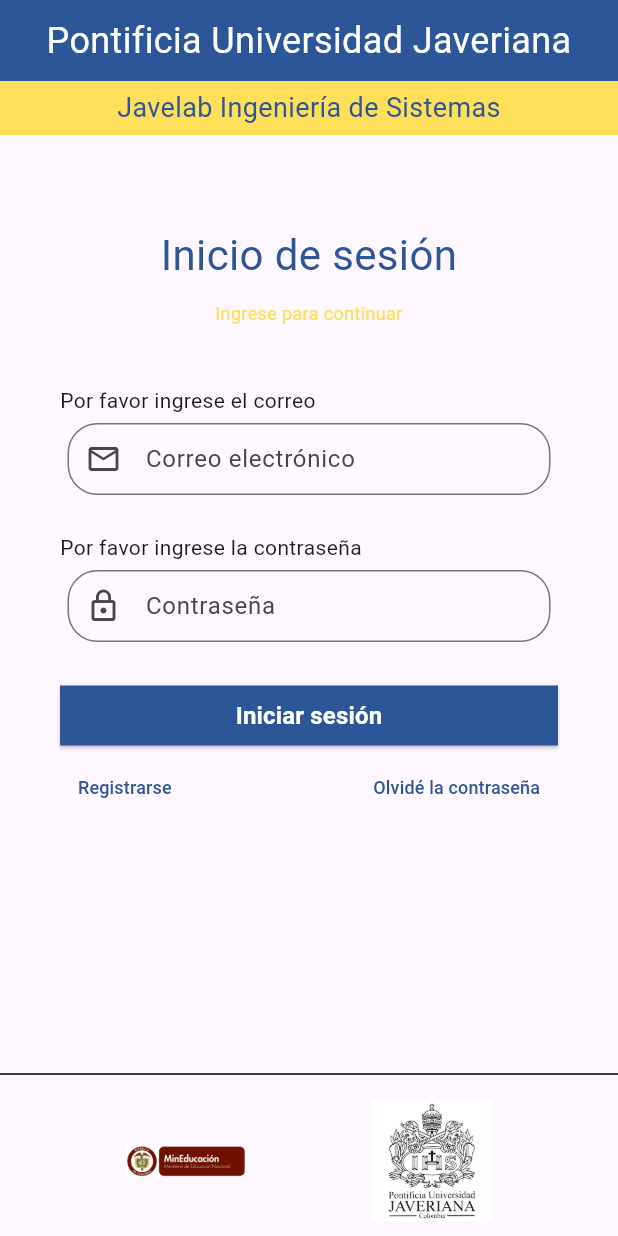
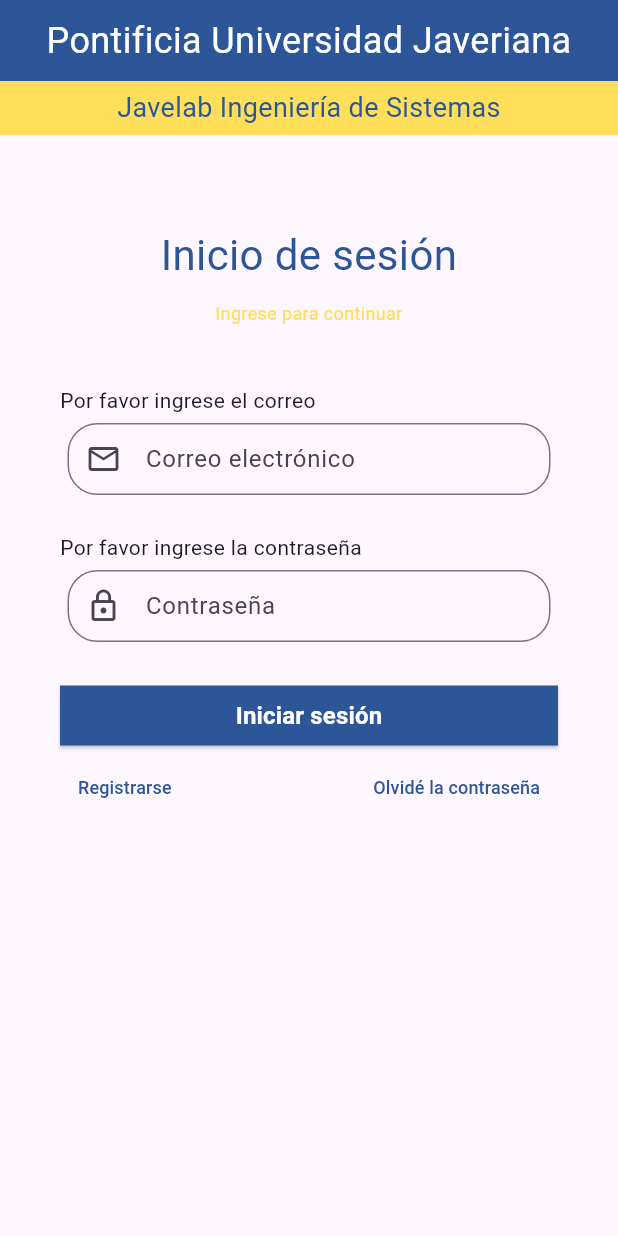
Before and after one commit to estebanvilla16/TesisJaveLab, a Flutter app: the RegisterScreen screen opened by its route, after a tap on the "arrow back" icon, on a phone screen of 412 x 824 dp. Run offline on Flutter 3.47's test engine with Material 3 defaults, Android fonts, the phone set to English and light mode, and no system bars; our stand-ins replace carousel_slider, flutter_rating_bar, flutter_secure_storage, open_file, pull_to_refresh, socket_io_client and 1 more; missing offline and left inert: flutter_quill; accounts and stored records are empty; network calls fail.

Commit message:
Actualizacion estable

```diff
--- a/lib/global/enviroment.dart
+++ b/lib/global/enviroment.dart
@@ -3,11 +3,11 @@ import 'dart:io';
 class Environment {
   //Servico Rest
   static String apiUrl = Platform.isAndroid
-      ? 'http://192.168.56.1:3000/api'
+      ? 'http://192.168.10.7:3000/api'
       : 'http://localhost:3000/api';
   //Socket
   static String socketUrl = Platform.isAndroid
-      ? 'http://192.168.56.1:3000 '
+      ? 'http://192.168.10.7:3000 '
       : 'http://localhost:3000';
 
   static String academicUrl = Platform.isAndroid
--- a/lib/pages/inicio.dart
+++ b/lib/pages/inicio.dart
@@ -141,20 +141,6 @@ class LoginScreen extends StatelessWidget {
               ],
             ),
           ),
-          const Spacer(),
-          const Divider(color: Colors.black, thickness: 1),
-          SizedBox(
-            height: 100,
-            child: Row(
-              mainAxisAlignment: MainAxisAlignment.spaceEvenly,
-              children: <Widget>[
-                // footer
-                Image.asset('assets/imgs/min_educacion.png',
-                    width: 80, height: 80),
-                Image.asset('assets/imgs/logo.png', width: 80, height: 80),
-              ],
-            ),
-          ),
         ],
       ),
     );
--- a/lib/pages/registro.dart
+++ b/lib/pages/registro.dart
@@ -2,7 +2,6 @@
 //Pantalla de registro de usuario
 
 import 'dart:convert';
-import 'dart:io';
 import 'package:JaveLab/global/enviroment.dart';
 import 'package:JaveLab/helpers/mostrar_alerta.dart';
 import 'package:JaveLab/models/contenido.dart';
@@ -14,6 +13,7 @@ import 'package:flutter/material.dart';
 import 'package:provider/provider.dart';
 import 'package:JaveLab/models/usuario.dart';
 import 'package:http/http.dart' as http;
+import 'terms_page.dart';
 
 class RegisterScreen extends StatefulWidget {
   const RegisterScreen({Key? key}) : super(key: key);
@@ -26,6 +26,9 @@ class _RegisterScreenState extends State<RegisterScreen> {
   bool fisicaMecanica = false;
   bool calculoDiferencial = false;
   bool pensamientoAlgoritmico = false;
+
+  //Temrinos y condiciones
+  bool _isChecked = false;
 
   String nombre = '';
   String apellido = '';
@@ -156,19 +159,41 @@ class _RegisterScreenState extends State<RegisterScreen> {
                     });
                   }),
                   const SizedBox(height: 20),
+                  Row(
+                    children: <Widget>[
+                      Checkbox(
+                        value: _isChecked,
+                        onChanged: (bool? value) {
+                          setState(() {
+                            _isChecked = value!;
+                          });
+                        },
+                      ),
+                      const Text(
+                        'Acepto los ',
+                        style: TextStyle(fontSize: 16),
+                      ),
+                      GestureDetector(
+                        onTap: () {
+                          Navigator.of(context).push(MaterialPageRoute(
+                              builder: (context) => TermsPage()));
+                        },
+                        child: const Text(
+                          'Términos y Condiciones',
+                          style: TextStyle(
+                              fontSize: 16,
+                              color: Color(0xff2c5697),
+                              decoration: TextDecoration.underline),
+                        ),
+                      ),
+                    ],
+                  ),
+
                   ElevatedButton(
                     onPressed: authService.autenticando
                         ? null
                         : () async {
                             if (validateForm()) {
-                              print(nombre);
-                              print(apellido);
-                              print(correo);
-                              print(contrasena);
-                              print(semestre);
-                              print(fisicaMecanica);
-                              print(calculoDiferencial);
-                              print(pensamientoAlgoritmico);
 
                               final registroOk = await authService.register(
                                   nombre,
```
Also changed, not shown: lib/pages/foro.dart (+1 -16 lines), lib/pages/terms_page.dart (added, +70 -0 lines).
